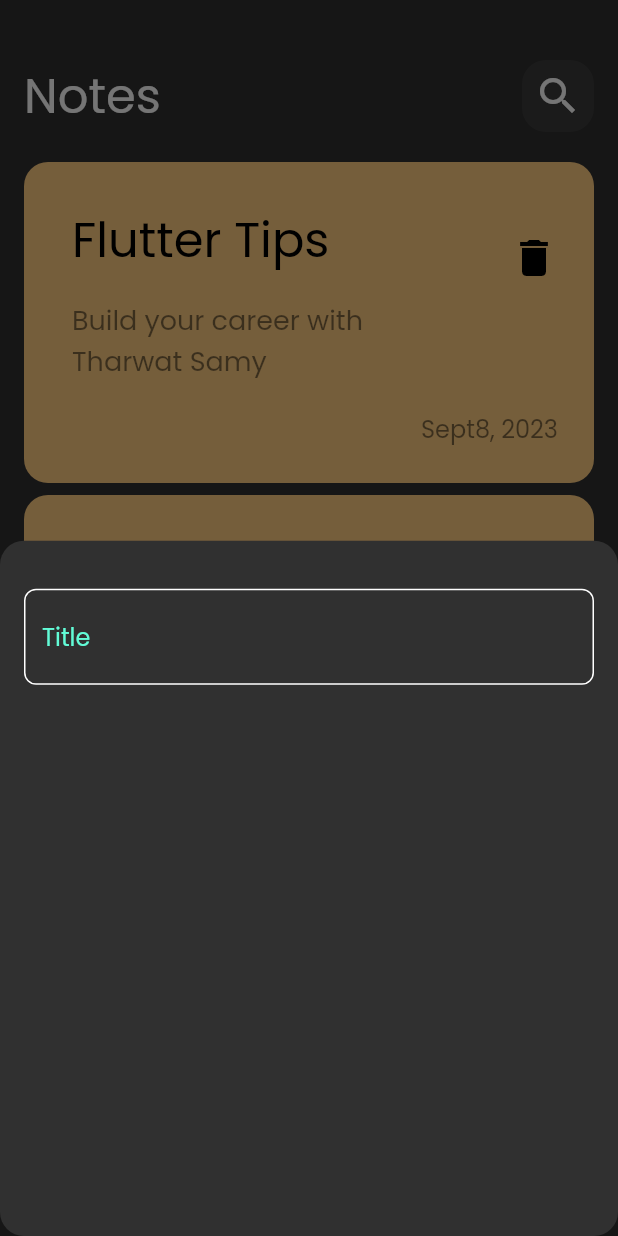
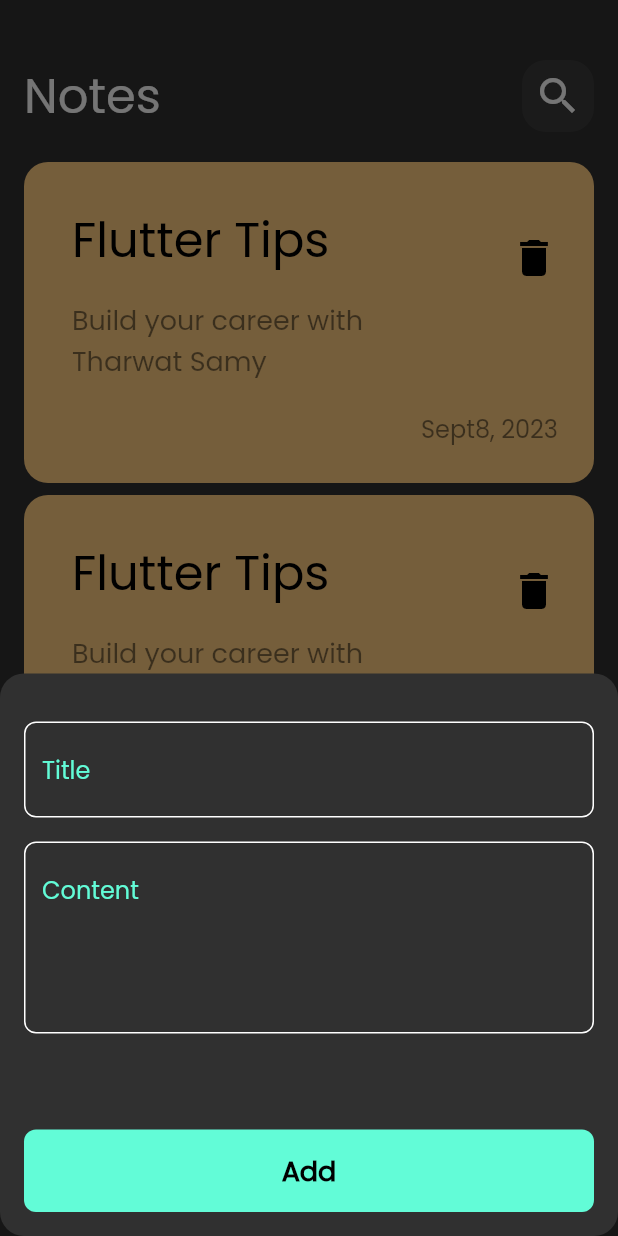
Before and after one commit to Fadysameh2020/notes_app, a Flutter app: the screen it shows after launch, after a tap on the "add" icon, on a phone screen of 412 x 824 dp. Run offline on Flutter 3.47's test engine with Material 2 defaults, Android fonts, the phone set to English and light mode, and no system bars.

Commit message:
finish notes bottom sheet

```diff
--- a/lib/views/widgets/add_note_bottom_sheet.dart
+++ b/lib/views/widgets/add_note_bottom_sheet.dart
@@ -1,4 +1,5 @@
 import 'package:flutter/material.dart';
+import 'package:notes_app/views/widgets/custom_button.dart';
 import 'package:notes_app/views/widgets/custom_text_field.dart';
 
 class AddNoteBottomSheer extends StatelessWidget {
@@ -8,11 +9,18 @@ class AddNoteBottomSheer extends StatelessWidget {
   Widget build(BuildContext context) {
     return const Padding(
       padding: EdgeInsets.symmetric(horizontal: 16),
-      child: Column(
-        children: [
-          SizedBox(height: 32),
-          CustomTextField(),
-        ],
+      child: SingleChildScrollView(
+        child: Column(
+          children: [
+            SizedBox(height: 32),
+            CustomTextField(hint: 'Title'),
+            SizedBox(height: 16),
+            CustomTextField(hint: 'Content', maxLines: 4),
+            SizedBox(height: 64),
+            CustomButton(),
+            SizedBox(height: 16),
+          ],
+        ),
       ),
     );
   }
--- /dev/null
+++ b/lib/views/widgets/custom_button.dart
@@ -0,0 +1,28 @@
+import 'package:flutter/material.dart';
+import 'package:notes_app/constants.dart';
+
+class CustomButton extends StatelessWidget {
+  const CustomButton({super.key});
+
+  @override
+  Widget build(BuildContext context) {
+    return Container(
+      width: MediaQuery.of(context).size.width,
+      height: 55,
+      decoration: BoxDecoration(
+        borderRadius: BorderRadius.circular(8),
+        color: kPrimaryColor,
+      ),
+      child: const Center(
+        child: Text(
+          'Add',
+          style: TextStyle(
+            color: Colors.black,
+            fontSize: 18,
+            fontWeight: FontWeight.bold,
+          ),
+        ),
+      ),
+    );
+  }
+}
--- a/lib/views/widgets/custom_text_field.dart
+++ b/lib/views/widgets/custom_text_field.dart
@@ -2,14 +2,16 @@ import 'package:flutter/material.dart';
 import 'package:notes_app/constants.dart';
 
 class CustomTextField extends StatelessWidget {
-  const CustomTextField({super.key});
-
+  const CustomTextField({super.key, required this.hint, this.maxLines = 1});
+  final String hint;
+  final int maxLines;
   @override
   Widget build(BuildContext context) {
     return TextField(
+      maxLines: maxLines,
       cursorColor: kPrimaryColor,
       decoration: InputDecoration(
-        hintText: 'Title',
+        hintText: hint,
         hintStyle: const TextStyle(
           color: kPrimaryColor,
         ),
```
